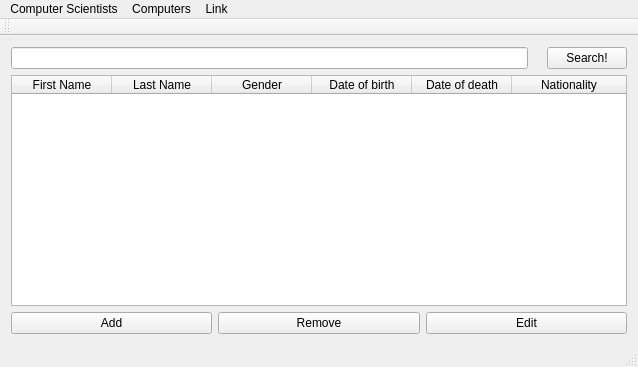
First picture: the form in ui/computerscientists.ui, repository VLN-H7/Skil3, before the edit.
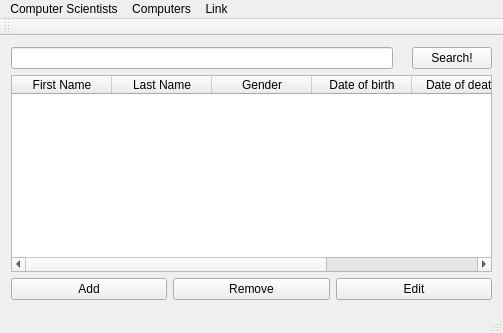
Second picture: the form after the edit.

```diff
--- a/ui/computerscientists.ui
+++ b/ui/computerscientists.ui
@@ -6,8 +6,8 @@
    <rect>
     <x>0</x>
     <y>0</y>
-    <width>638</width>
-    <height>367</height>
+    <width>503</width>
+    <height>333</height>
    </rect>
   </property>
   <property name="windowTitle">
@@ -111,8 +111,8 @@
     <rect>
      <x>0</x>
      <y>0</y>
-     <width>638</width>
-     <height>22</height>
+     <width>503</width>
+     <height>21</height>
     </rect>
    </property>
    <property name="cursor">
```
Left out of the diff: 3 changed lines with no effect on the pictures.
